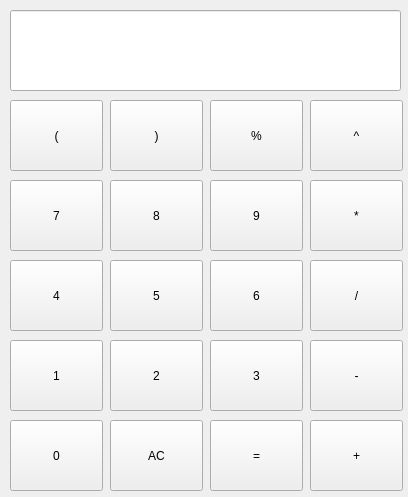
Old version of the form ProjectA/Calculate/mainwindow.ui in the repository wolf-bolin/Jigsaw.
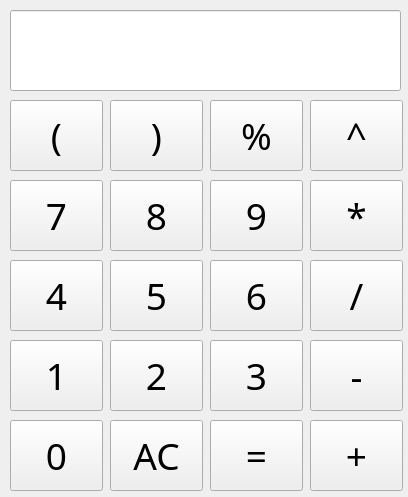
New version of the form.

Diff of the .ui file:
```diff
--- a/ProjectA/Calculate/mainwindow.ui
+++ b/ProjectA/Calculate/mainwindow.ui
@@ -53,6 +53,12 @@
       <height>71</height>
      </rect>
     </property>
+    <property name="font">
+     <font>
+      <family>Adobe Arabic</family>
+      <pointsize>28</pointsize>
+     </font>
+    </property>
     <property name="text">
      <string>)</string>
     </property>
@@ -66,6 +72,12 @@
       <height>71</height>
      </rect>
     </property>
+    <property name="font">
+     <font>
+      <family>Adobe Arabic</family>
+      <pointsize>28</pointsize>
+     </font>
+    </property>
     <property name="text">
      <string>(</string>
     </property>
@@ -79,6 +91,12 @@
       <height>71</height>
      </rect>
     </property>
+    <property name="font">
+     <font>
+      <family>Adobe Arabic</family>
+      <pointsize>28</pointsize>
+     </font>
+    </property>
     <property name="text">
      <string>%</string>
     </property>
@@ -92,6 +110,12 @@
       <height>71</height>
      </rect>
     </property>
+    <property name="font">
+     <font>
+      <family>Adobe Arabic</family>
+      <pointsize>28</pointsize>
+     </font>
+    </property>
     <property name="text">
      <string>^</string>
     </property>
@@ -105,6 +129,12 @@
       <height>71</height>
      </rect>
     </property>
+    <property name="font">
+     <font>
+      <family>Adobe Arabic</family>
+      <pointsize>28</pointsize>
+     </font>
+    </property>
     <property name="text">
      <string>4</string>
     </property>
@@ -118,6 +148,12 @@
       <height>71</height>
      </rect>
     </property>
+    <property name="font">
+     <font>
+      <family>Adobe Arabic</family>
+      <pointsize>28</pointsize>
+     </font>
+    </property>
     <property name="text">
      <string>5</string>
     </property>
@@ -131,6 +167,12 @@
       <height>71</height>
      </rect>
     </property>
+    <property name="font">
+     <font>
+      <family>Adobe Arabic</family>
+      <pointsize>28</pointsize>
+     </font>
+    </property>
     <property name="text">
      <string>6</string>
     </property>
@@ -144,6 +186,12 @@
       <height>71</height>
      </rect>
     </property>
+    <property name="font">
+     <font>
+      <family>Adobe Arabic</family>
+      <pointsize>28</pointsize>
+     </font>
+    </property>
     <property name="text">
      <string>/</string>
     </property>
@@ -157,6 +205,12 @@
       <height>71</height>
      </rect>
     </property>
+    <property name="font">
+     <font>
+      <family>Adobe Arabic</family>
+      <pointsize>28</pointsize>
+     </font>
+    </property>
     <property name="text">
      <string>1</string>
     </property>
@@ -170,6 +224,12 @@
       <height>71</height>
      </rect>
     </property>
+    <property name="font">
+     <font>
+      <family>Adobe Arabic</family>
+      <pointsize>28</pointsize>
+     </font>
+    </property>
     <property name="text">
      <string>2</string>
     </property>
@@ -183,6 +243,12 @@
       <height>71</height>
      </rect>
     </property>
+    <property name="font">
+     <font>
+      <family>Adobe Arabic</family>
+      <pointsize>28</pointsize>
+     </font>
+    </property>
     <property name="text">
      <string>3</string>
     </property>
@@ -196,6 +262,12 @@
       <height>71</height>
      </rect>
     </property>
+    <property name="font">
+     <font>
+      <family>Adobe Arabic</family>
+      <pointsize>28</pointsize>
+     </font>
+    </property>
     <property name="text">
      <string>-</string>
     </property>
@@ -209,6 +281,12 @@
       <height>71</height>
      </rect>
     </property>
+    <property name="font">
+     <font>
+      <family>Adobe Arabic</family>
+      <pointsize>28</pointsize>
+     </font>
+    </property>
     <property name="text">
      <string>0</string>
     </property>
@@ -222,6 +300,12 @@
       <height>71</height>
      </rect>
     </property>
+    <property name="font">
+     <font>
+      <family>Adobe Arabic</family>
+      <pointsize>28</pointsize>
+     </font>
+    </property>
     <property name="text">
      <string>AC</string>
     </property>
@@ -235,6 +319,12 @@
       <height>71</height>
      </rect>
     </property>
+    <property name="font">
+     <font>
+      <family>Adobe Arabic</family>
+      <pointsize>28</pointsize>
+     </font>
+    </property>
     <property name="text">
      <string>=</string>
     </property>
@@ -248,6 +338,12 @@
       <height>71</height>
      </rect>
     </property>
+    <property name="font">
+     <font>
+      <family>Adobe Arabic</family>
+      <pointsize>28</pointsize>
+     </font>
+    </property>
     <property name="text">
      <string>+</string>
     </property>
@@ -261,6 +357,12 @@
       <height>71</height>
      </rect>
     </property>
+    <property name="font">
+     <font>
+      <family>Adobe Arabic</family>
+      <pointsize>28</pointsize>
+     </font>
+    </property>
     <property name="text">
      <string>7</string>
     </property>
@@ -274,6 +376,12 @@
       <height>71</height>
      </rect>
     </property>
+    <property name="font">
+     <font>
+      <family>Adobe Arabic</family>
+      <pointsize>28</pointsize>
+     </font>
+    </property>
     <property name="text">
      <string>9</string>
     </property>
@@ -287,6 +395,12 @@
       <height>71</height>
      </rect>
     </property>
+    <property name="font">
+     <font>
+      <family>Adobe Arabic</family>
+      <pointsize>28</pointsize>
+     </font>
+    </property>
     <property name="text">
      <string>8</string>
     </property>
@@ -300,6 +414,12 @@
       <height>71</height>
      </rect>
     </property>
+    <property name="font">
+     <font>
+      <family>Adobe Arabic</family>
+      <pointsize>28</pointsize>
+     </font>
+    </property>
     <property name="text">
      <string>*</string>
     </property>
```
